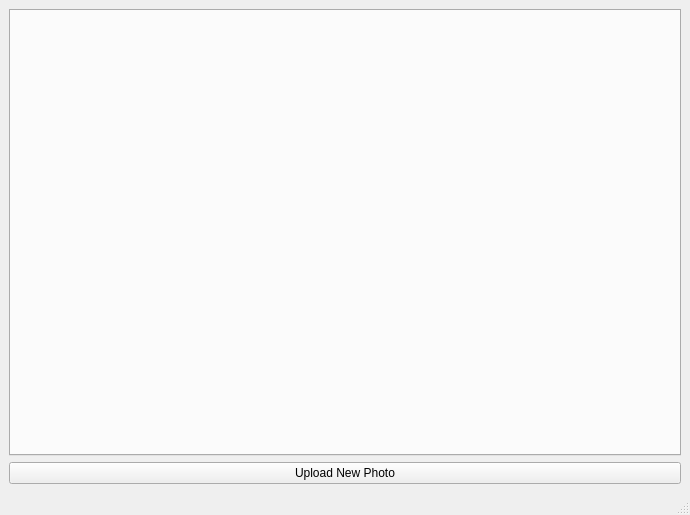
osamahammad21/Distributed, file homewindow.ui: the form before one commit.
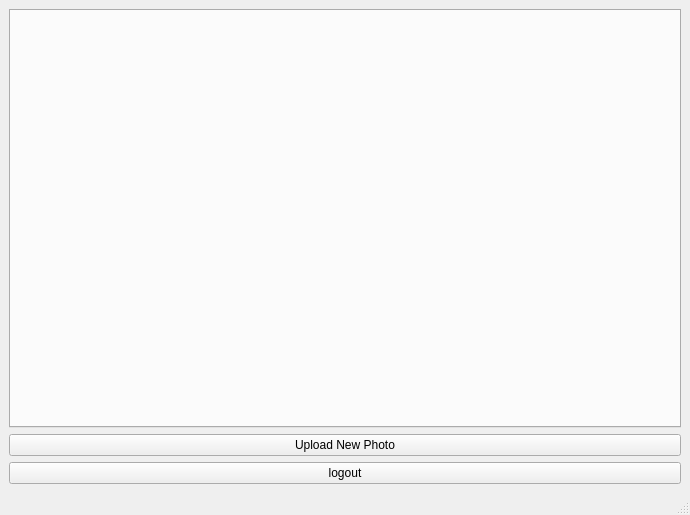
The form after the commit.

What changed in the file:
```diff
--- a/homewindow.ui
+++ b/homewindow.ui
@@ -31,6 +31,13 @@
         </property>
        </widget>
       </item>
+      <item>
+       <widget class="QPushButton" name="pushButton_logout">
+        <property name="text">
+         <string>logout</string>
+        </property>
+       </widget>
+      </item>
      </layout>
     </item>
    </layout>
```
